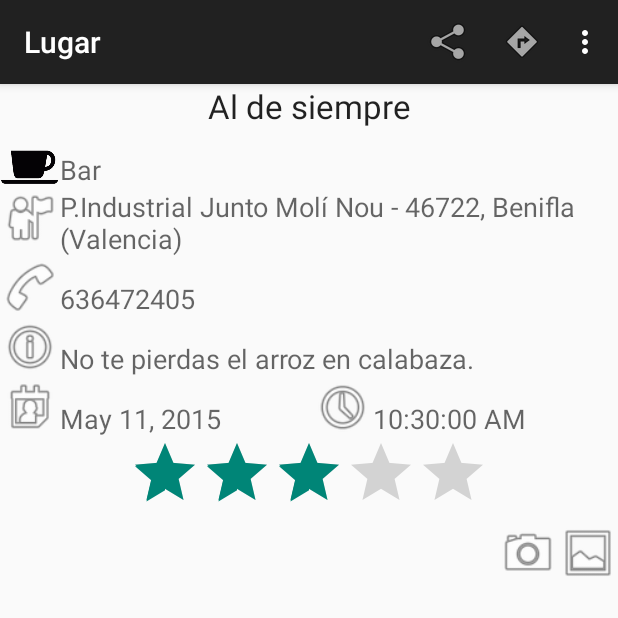
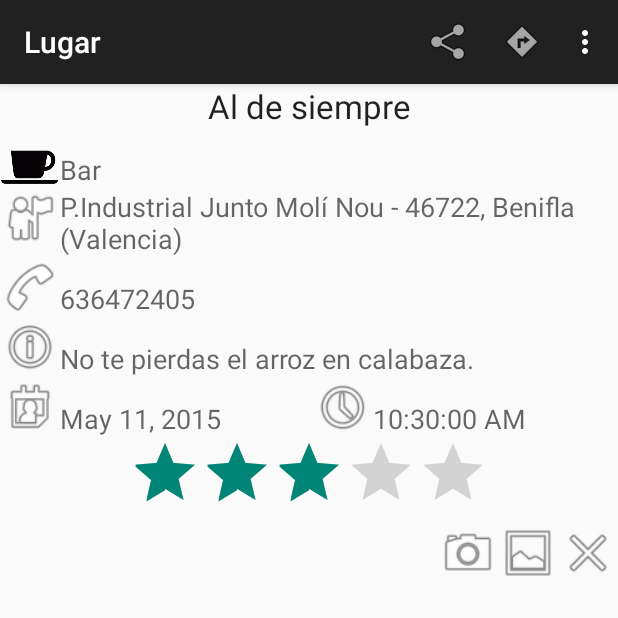
Before and after one commit to dieprane/MisLugares, an Android app: the screen it shows after launch (VistaLugar), after a tap on "Al de siempre", on a phone screen of 412 x 824 dp, the top half of it. Run offline under Robolectric (Android 15) with nearby library versions, the phone set to English and light mode, and no system bars; pictures from the network do not load.

Commit message:
Unidad 5 - Añadido botón (ImageView) para eliminar imágenes de VistaLugar

```diff
--- a/app/src/main/java/org/example/mislugares/VistaLugar.java
+++ b/app/src/main/java/org/example/mislugares/VistaLugar.java
@@ -204,4 +204,9 @@ public class VistaLugar extends ActionBarActivity {
         startActivityForResult(intent, RESULTADO_FOTO);
     }
 
+    public void eliminarFoto(View view) {
+        lugar.setFoto(null);
+        ponerFoto(imageView, null);
+    }
+
 }
--- a/app/src/main/res/layout/vista_lugar.xml
+++ b/app/src/main/res/layout/vista_lugar.xml
@@ -215,6 +215,12 @@
                     android:contentDescription="logo galeria"
                     android:src="@android:drawable/ic_menu_gallery"
                     android:onClick="galeria"/>
+                <ImageView
+                    android:layout_width="40dp"
+                    android:layout_height="40dp"
+                    android:contentDescription="Eliminar foto"
+                    android:onClick="eliminarFoto"
+                    android:src="@android:drawable/ic_menu_close_clear_cancel" />
             </LinearLayout>
         </FrameLayout>
     </LinearLayout>
```
